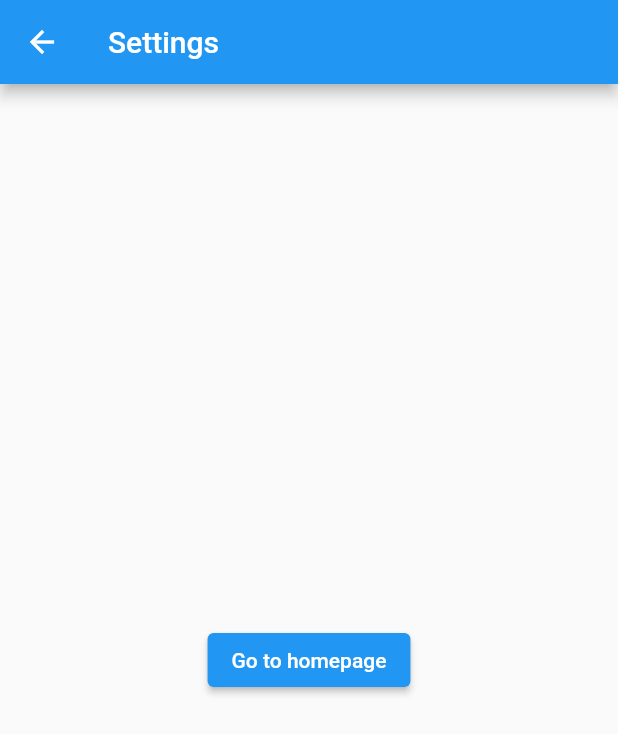
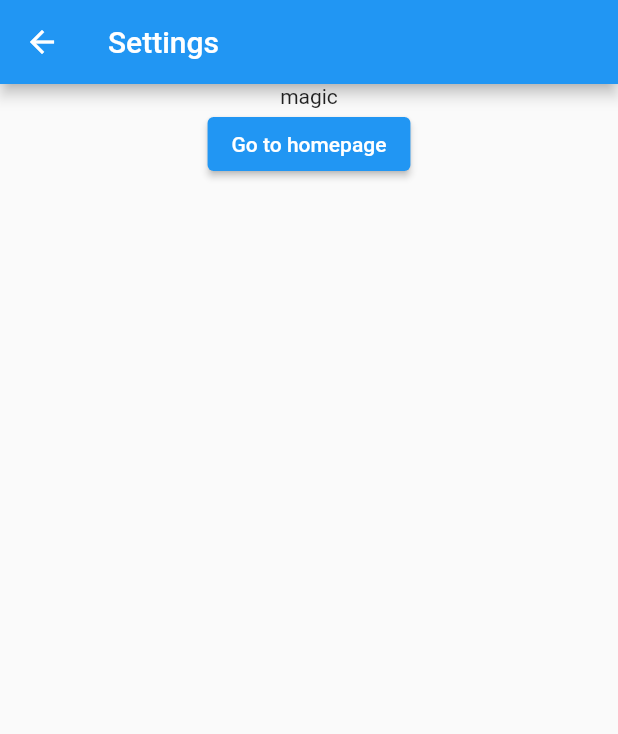
Before and after one commit to kaito2/make-friends-with-flutter, a Flutter app: the screen it shows after launch, after a tap on "hey", on a phone screen of 412 x 824 dp. Shown: the top 734 px of the screen. Run offline on Flutter 3.47's test engine with Material 2 defaults, Android fonts, the phone set to English and light mode, and no system bars; our stand-ins replace go_router.

Commit message:
Adding route parameters in go_router

```diff
--- a/go_router/codemagic_beginners_guide/lib/main.dart
+++ b/go_router/codemagic_beginners_guide/lib/main.dart
@@ -12,8 +12,10 @@ final GoRouter _router = GoRouter(
       builder: (context, state) => const HomePage(),
       routes: [
         GoRoute(
-          path: 'settings',
-          builder: (context, state) => SettingsPage(),
+          path: 'settings/:name',
+          builder: (context, state) => SettingsPage(
+            state.params['name']!,
+          ),
         )
       ],
     ),
@@ -45,7 +47,7 @@ class HomePage extends StatelessWidget {
       body: Center(
         child: ElevatedButton(
           child: const Text('hey'),
-          onPressed: () => context.go('/settings'),
+          onPressed: () => context.go('/settings/magic'),
         ),
       ),
     );
@@ -53,6 +55,10 @@ class HomePage extends StatelessWidget {
 }
 
 class SettingsPage extends StatelessWidget {
+  final String name;
+
+  const SettingsPage(this.name, {super.key});
+
   @override
   Widget build(BuildContext context) {
     return Scaffold(
@@ -61,9 +67,14 @@ class SettingsPage extends StatelessWidget {
         title: const Text('Settings'),
       ),
       body: Center(
-        child: ElevatedButton(
-          onPressed: () => context.go('/'),
-          child: const Text('Go to homepage'),
+        child: Column(
+          children: [
+            Text(name),
+            ElevatedButton(
+              onPressed: () => context.go('/'),
+              child: const Text('Go to homepage'),
+            ),
+          ],
         ),
       ),
     );
```
